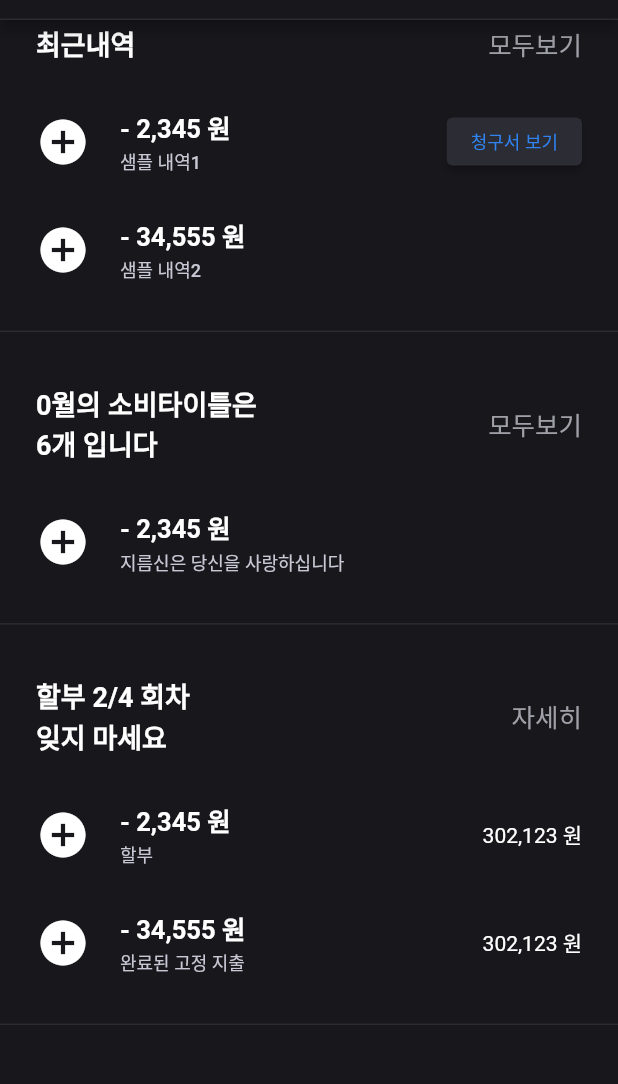
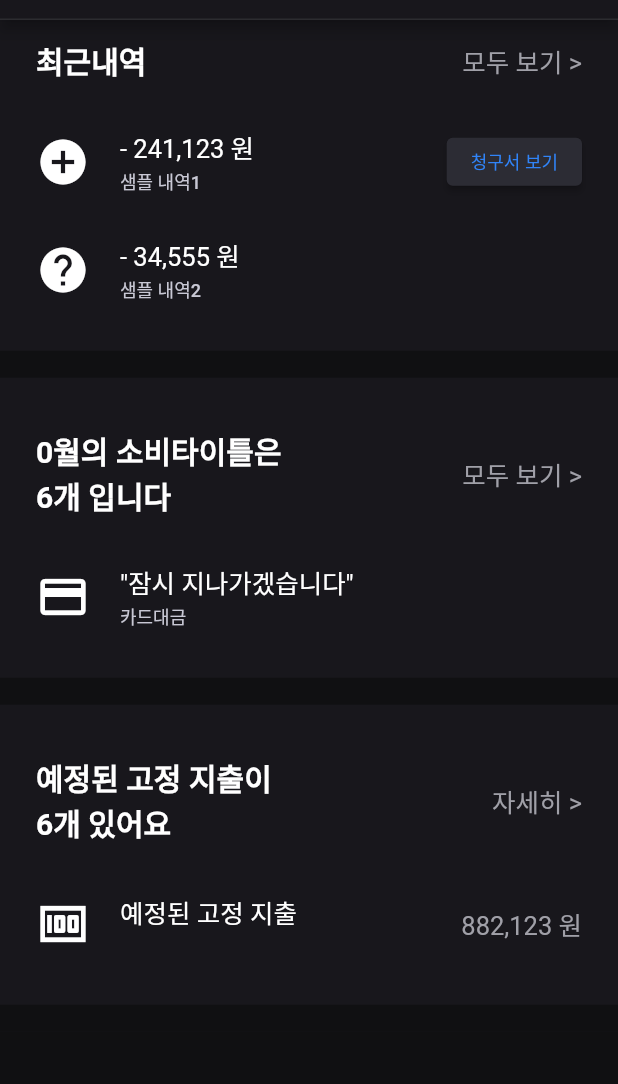
Before and after one commit to ISHNN032/toss-clone, a Flutter app: the ConsumePage widget shown alone on an empty page, opened directly, scrolled down 576 dp, on a phone screen of 412 x 824 dp, the part 64-1148 px from its top. Run offline on Flutter 3.47's test engine with Material 2 defaults, Android fonts, the phone set to English and light mode, and no system bars; our stand-ins replace local_auth, lottie.

Commit message:
design: 내 소비 페이지 디테일 개선

```diff
--- a/lib/datas/accountitem.dart
+++ b/lib/datas/accountitem.dart
@@ -10,7 +10,7 @@ class AccountItem {
   AccountItem(this.type, this.icon, this.title, this.value, this.available);
 }
 
-enum AccountItemType { ACCOUNT, CARD, INSURANCE, CONSUME, CONSUME_TITLE, INFO }
+enum AccountItemType { ACCOUNT, CARD, INSURANCE }
 
 List<AccountItem> getAccountItemList(AccountItemType type) {
   switch (type) {
@@ -47,33 +47,11 @@ List<AccountItem> getAccountItemList(AccountItemType type) {
     case AccountItemType.INSURANCE:
       {
         return <AccountItem>[
-          AccountItem(
-              AccountItemType.INSURANCE, Icons.add_circle, "샘플 보험1", 2345, false),
-          AccountItem(
-              AccountItemType.INSURANCE, Icons.add_circle, "샘플 보험2", 34555, false),
+          AccountItem(AccountItemType.INSURANCE, Icons.add_circle, "샘플 보험1",
+              2345, false),
+          AccountItem(AccountItemType.INSURANCE, Icons.add_circle, "샘플 보험2",
+              34555, false),
         ];
       }
-    case AccountItemType.CONSUME:{
-      return <AccountItem>[
-        AccountItem(
-            AccountItemType.CONSUME, Icons.add_circle, "샘플 내역1", 2345, true),
-        AccountItem(
-            AccountItemType.CONSUME, Icons.add_circle, "샘플 내역2", 34555, false),
-      ];
-    }
-    case AccountItemType.CONSUME_TITLE:{
-      return <AccountItem>[
-        AccountItem(
-            AccountItemType.CONSUME_TITLE, Icons.add_circle, "지름신은 당신을 사랑하십니다", 2345, false),
-      ];
-    }
-    case AccountItemType.INFO:{
-      return <AccountItem>[
-        AccountItem(
-            AccountItemType.INFO, Icons.add_circle, "할부", 2345, true),
-        AccountItem(
-            AccountItemType.INFO, Icons.add_circle, "완료된 고정 지출", 34555, true),
-      ];
-    }
   }
 }
--- a/lib/datas/benefititem.dart
+++ b/lib/datas/benefititem.dart
@@ -26,11 +26,11 @@ List<BenefitItem> getBenefitItems() {
         Lottie.asset('assets/magnet-cell.json'),
         Color.fromRGBO(36, 35, 33, 1)),
 
-    BenefitItem("주변 서버 개발자 초대하면\n도와달라고 전해주세요", "", "도움 주기",
+    BenefitItem("주변 서버 개발자 분들에게\n도와달라고 전해주세요", "", "도움 주기",
         Lottie.asset('assets/notifications.json'),
         Color.fromRGBO(37, 31, 45, 1)),
 
-    BenefitItem("용돈 주면\n무한한 감사를 받아요", "", "용돈 주기",
+    BenefitItem("지원금 주시면\n무한한 감사를 받아요", "", "용돈 주기",
         Lottie.asset('assets/money.json'),
         Color.fromRGBO(25, 31, 43, 1)),
   ];
--- /dev/null
+++ b/lib/datas/consumeitem.dart
@@ -0,0 +1,38 @@
+import 'package:flutter/material.dart';
+
+class ConsumeItem {
+  ConsumeItemType type;
+  IconData icon;
+  String title;
+  String value;
+  bool available;
+
+  ConsumeItem(this.type, this.icon, this.title, this.value, this.available);
+}
+
+enum ConsumeItemType { CONSUME, CONSUME_TITLE, INFO }
+
+List<ConsumeItem> getConsumeItemList(ConsumeItemType type) {
+  switch (type) {
+    case ConsumeItemType.CONSUME:{
+      return <ConsumeItem>[
+        ConsumeItem(
+            ConsumeItemType.CONSUME, Icons.add_circle, "샘플 내역1", "- 241,123 원", true),
+        ConsumeItem(
+            ConsumeItemType.CONSUME, Icons.help, "샘플 내역2", "- 34,555 원", false),
+      ];
+    }
+    case ConsumeItemType.CONSUME_TITLE:{
+      return <ConsumeItem>[
+        ConsumeItem(
+            ConsumeItemType.CONSUME_TITLE, Icons.credit_card, "카드대금", "\"잠시 지나가겠습니다\"", false),
+      ];
+    }
+    case ConsumeItemType.INFO:{
+      return <ConsumeItem>[
+        ConsumeItem(
+            ConsumeItemType.INFO, Icons.money, "", "예정된 고정 지출", true),
+      ];
+    }
+  }
+}
--- a/lib/pages/consume/components/consumelist.dart
+++ b/lib/pages/consume/components/consumelist.dart
@@ -1,7 +1,7 @@
 import 'package:flutter/cupertino.dart';
 import 'package:flutter/material.dart';
 
-import '../../../datas/accountitem.dart';
+import '../../../datas/consumeitem.dart';
 import 'listitem.dart';
 
 class ConsumeList extends StatefulWidget {
@@ -9,19 +9,19 @@ class ConsumeList extends StatefulWidget {
 }
 
 class _ConsumeList extends State<ConsumeList> {
-  List<AccountItem> consumeItems = getAccountItemList(AccountItemType.CONSUME);
-  List<AccountItem> consumeTitleItems = getAccountItemList(AccountItemType.CONSUME_TITLE);
-  List<AccountItem> infoItems =
-      getAccountItemList(AccountItemType.INFO);
+  List<ConsumeItem> consumeItems = getConsumeItemList(ConsumeItemType.CONSUME);
+  List<ConsumeItem> consumeTitleItems = getConsumeItemList(ConsumeItemType.CONSUME_TITLE);
+  List<ConsumeItem> infoItems =
+  getConsumeItemList(ConsumeItemType.INFO);
 
   @override
   Widget build(BuildContext context) {
     return Column(
       crossAxisAlignment: CrossAxisAlignment.start,
       children: [
-        ListItem(consumeItems, "최근내역", "모두보기"),
-        ListItem(consumeTitleItems, "0월의 소비타이틀은\n6개 입니다", "모두보기"),
-        ListItem(infoItems, "할부 2/4 회차\n잊지 마세요", "자세히"),
+        ListItem(consumeItems, "최근내역", "모두 보기 >"),
+        ListItem(consumeTitleItems, "0월의 소비타이틀은\n6개 입니다", "모두 보기 >"),
+        ListItem(infoItems, "예정된 고정 지출이\n6개 있어요", "자세히 >"),
       ],
     );
   }
--- a/lib/pages/consume/components/consumemenu.dart
+++ b/lib/pages/consume/components/consumemenu.dart
@@ -15,13 +15,13 @@ class _CreditMenu extends State<CreditMenu> {
         padding: EdgeInsets.all(26),
         decoration: BoxDecoration(
           border: Border(
-            bottom: BorderSide(width: 1, color: colorLine),
+            bottom: BorderSide(width: 18, color: colorDarkBackGround),
           ),
         ),
         child: Column(
           crossAxisAlignment: CrossAxisAlignment.start,
           children: [
-            Text("오늘까지 소비/수입"),
+            Text("오늘까지 소비/수입", style: textThemeSub.bodyText2,),
             SizedBox(height: 12,),
             Row(
               mainAxisAlignment: MainAxisAlignment.spaceBetween,
@@ -33,11 +33,12 @@ class _CreditMenu extends State<CreditMenu> {
                     Text(
                       "+ 123,321,123 원",
                       style: textThemePrimary.bodyText1!
-                          .merge(TextStyle(color: colorAssent)),
+                          .merge(TextStyle(fontSize: 22, color: colorAssent)),
                     ),
                     Text(
                       "- 123,123,123 원",
-                      style: textThemePrimary.bodyText1,
+                      style: textThemePrimary.bodyText1!
+                          .merge(TextStyle(fontSize: 22)),
                     ),
                   ],
                 ),
--- a/lib/pages/consume/components/infodialog.dart
+++ b/lib/pages/consume/components/infodialog.dart
@@ -12,7 +12,12 @@ class _InfoDialog extends State<InfoDialog> {
   Widget build(BuildContext context) {
     return ElevatedButton(
       style: ElevatedButton.styleFrom(
-          primary: colorButton, fixedSize: Size(400, 200)),
+        primary: colorDialog,
+        fixedSize: Size(400, 200),
+        shape: const RoundedRectangleBorder(
+          borderRadius: BorderRadius.all(Radius.circular(16)),
+        ),
+      ),
       onPressed: dialogPressed,
       child: Row(
         mainAxisAlignment: MainAxisAlignment.spaceBetween,
@@ -20,22 +25,38 @@ class _InfoDialog extends State<InfoDialog> {
         children: [
           Column(
             mainAxisAlignment: MainAxisAlignment.center,
+            crossAxisAlignment: CrossAxisAlignment.start,
             children: [
-              Text("혹시 대흥동 막걸리 파전에\n받은 123,320,000원은\n수입이 아닌가요?"),
+              Text(
+                "혹시 대흥동 막걸리 파전에\n받은 123,320,000원은\n수입이 아닌가요?",
+                style: TextStyle(fontSize: 16, fontWeight: FontWeight.w500),
+              ),
+              SizedBox(height: 12,),
               ElevatedButton(
                 onPressed: dialogPressed,
-                child: Text("수입에서 제외하기"),
+                style: ElevatedButton.styleFrom(
+                  primary: colorAssent,
+                  padding: EdgeInsets.symmetric(horizontal: 8, vertical: 2),
+                  shape: const RoundedRectangleBorder(
+                    borderRadius: BorderRadius.all(Radius.circular(8)),
+                  ),
+                ),
+                child: Text(
+                  "수입에서 제외하기",
+                  style: TextStyle(fontSize: 13, fontWeight: FontWeight.w500),
+                ),
               )
             ],
           ),
           Container(
+            margin: EdgeInsets.only(bottom: 24),
             alignment: Alignment.bottomCenter,
             child: Icon(
-              Icons.person_add_alt_1,
+              Icons.rice_bowl,
               size: 80,
             ),
           ),
-          CloseButton(onPressed: deleteButtonPressed),
+          CloseButton(onPressed: deleteButtonPressed, color: colorToneMid,),
         ],
       ),
     );
--- a/lib/pages/consume/components/listitem.dart
+++ b/lib/pages/consume/components/listitem.dart
@@ -2,11 +2,11 @@ import 'package:flutter/cupertino.dart';
 import 'package:flutter/material.dart';
 import 'package:intl/intl.dart';
 
-import '../../../datas/accountitem.dart';
+import '../../../datas/consumeitem.dart';
 import '../../../style.dart';
 
 class ListItem extends StatelessWidget {
-  final List<AccountItem> list;
+  final List<ConsumeItem> list;
   final String title;
   final String value;
 
@@ -18,7 +18,7 @@ class ListItem extends StatelessWidget {
       padding: EdgeInsets.symmetric(vertical: 18),
       decoration: BoxDecoration(
         border: Border(
-          bottom: BorderSide(width: 1, color: colorLine),
+          bottom: BorderSide(width: 18, color: colorDarkBackGround),
         ),
       ),
       child: Column(
@@ -42,7 +42,7 @@ class ListItem extends StatelessWidget {
             Row(mainAxisAlignment: MainAxisAlignment.spaceBetween, children: [
           Text(
             title,
-            style: textThemePrimary.bodyText1,
+            style: textThemePrimary.bodyText1!.merge(TextStyle(fontSize: 20)),
           ),
           Text(
             value,
@@ -51,16 +51,13 @@ class ListItem extends StatelessWidget {
         ]));
   }
 
-  Widget _buildRow(AccountItem item) {
-    String formattedValue =
-        "${NumberFormat.simpleCurrency(locale: "ko_KR", decimalDigits: 0, name: "").format(item.value)} 원";
-
+  Widget _buildRow(ConsumeItem item) {
     Widget trailing = SizedBox(
       width: 12,
     );
     if (item.available) {
       switch (item.type) {
-        case AccountItemType.CONSUME:
+        case ConsumeItemType.CONSUME:
           trailing = ElevatedButton(
               onPressed: onPressed,
               style: styleButtonSub
@@ -71,20 +68,11 @@ class ListItem extends StatelessWidget {
                     .merge(TextStyle(color: colorAssent)),
               ));
           break;
-        case AccountItemType.CONSUME_TITLE:
+        case ConsumeItemType.CONSUME_TITLE:
           //none
           break;
-        case AccountItemType.INFO:
-          trailing = Text("302,123 원");
-          break;
-        case AccountItemType.ACCOUNT:
-          // none
-          break;
-        case AccountItemType.CARD:
-          // none
-          break;
-        case AccountItemType.INSURANCE:
-          // none
+        case ConsumeItemType.INFO:
+          trailing = Text("882,123 원", style: textThemePrimary.bodyText2,);
           break;
       }
     }
@@ -96,8 +84,8 @@ class ListItem extends StatelessWidget {
         crossAxisAlignment: CrossAxisAlignment.start,
         children: [
           Text(
-            "- $formattedValue",
-            style: textThemeItem.bodyText1,
+            item.value,
+            style: textThemeItem.bodyText1!.merge(TextStyle(fontWeight: FontWeight.w400)),
           ),
           SizedBox(
             height: 2,
--- a/lib/pages/consume/consumepage.dart
+++ b/lib/pages/consume/consumepage.dart
@@ -46,7 +46,7 @@ class _ConsumePage extends State<ConsumePage> {
           slivers: <Widget>[
             SliverAppBar(
               pinned: true,
-              expandedHeight: 80,
+              expandedHeight: 100,
               backgroundColor: colorBackGround,
               flexibleSpace: Container(
                 child: FlexibleSpaceBar(
@@ -79,7 +79,7 @@ class _ConsumePage extends State<ConsumePage> {
                 ConsumeList(),
                 Container(
                   height: 80,
-                  color: colorBackGround,
+                  color: colorDarkBackGround,
                   alignment: Alignment.center,
                 ),
               ],
--- a/lib/pages/home/components/listitem.dart
+++ b/lib/pages/home/components/listitem.dart
@@ -88,15 +88,6 @@ class ListItem extends StatelessWidget {
         case AccountItemType.INSURANCE:
           // none
           break;
-        case AccountItemType.CONSUME:
-          // none
-          break;
-        case AccountItemType.CONSUME_TITLE:
-          // none
-          break;
-        case AccountItemType.INFO:
-          // none
-          break;
       }
     }
 
--- a/lib/style.dart
+++ b/lib/style.dart
@@ -3,13 +3,14 @@ import 'package:flutter/material.dart';
 
 const colorDarkBackGround = Color.fromRGBO(16, 16, 18, 1);
 const colorBackGround = Color.fromRGBO(24, 23, 28, 1);
-const colorAssent = Color.fromRGBO(47, 132, 241, 1);
+const colorAssent = Color.fromRGBO(48, 132, 248, 1);
 
 const colorMainIcon = Color.fromRGBO(48, 48, 54, 1);
 const colorTopIcon = Color.fromRGBO(98, 98, 108, 1);
 const colorLine = Color.fromRGBO(44, 44, 48, 1);
 
 const colorButton = Color.fromRGBO(44, 44, 52, 1);
+const colorDialog = Color.fromRGBO(32, 32, 38, 1);
 
 const colorNavigationEnabled = Colors.white;
 const colorNavigationDisabled = Color.fromRGBO(78, 78, 90, 1);
```
